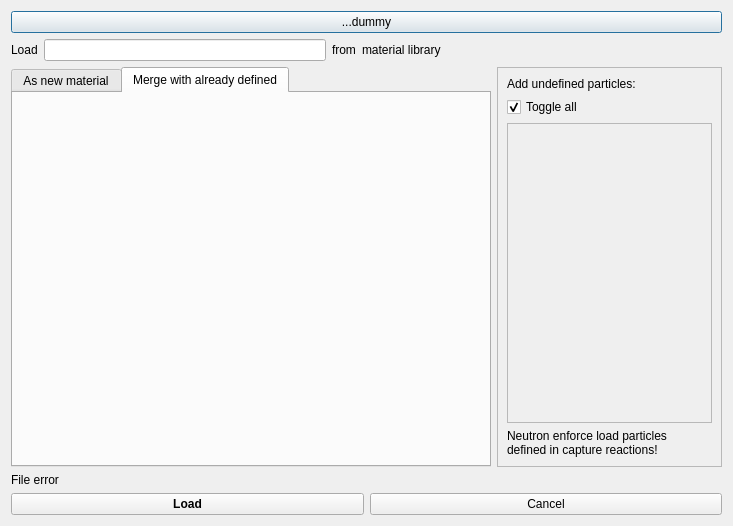
The window that src/gui/DAWindowTools/amaterialloaderdialog.ui (andrmor/ANTS2) describes before a commit, drawn with Qt 5.
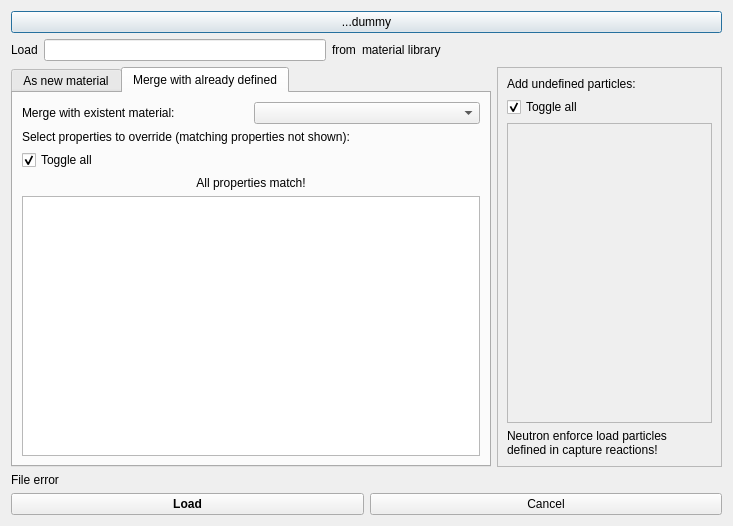
The same window after the commit. The open tabs and pages were chosen to show the change.

What changed in the file:
```diff
--- a/src/gui/DAWindowTools/amaterialloaderdialog.ui
+++ b/src/gui/DAWindowTools/amaterialloaderdialog.ui
@@ -156,6 +156,59 @@
         <attribute name="title">
          <string>Merge with already defined</string>
         </attribute>
+        <layout class="QVBoxLayout" name="verticalLayout_4">
+         <item>
+          <layout class="QHBoxLayout" name="horizontalLayout_5">
+           <item>
+            <widget class="QLabel" name="label_6">
+             <property name="text">
+              <string>Merge with existent material:</string>
+             </property>
+            </widget>
+           </item>
+           <item>
+            <widget class="QComboBox" name="cobMaterial">
+             <property name="font">
+              <font>
+               <weight>75</weight>
+               <bold>true</bold>
+              </font>
+             </property>
+            </widget>
+           </item>
+          </layout>
+         </item>
+         <item>
+          <widget class="QLabel" name="labSelectProp">
+           <property name="text">
+            <string>Select properties to override (matching properties not shown):</string>
+           </property>
+          </widget>
+         </item>
+         <item>
+          <widget class="QCheckBox" name="cbToggleAllProps">
+           <property name="text">
+            <string>Toggle all</string>
+           </property>
+           <property name="checked">
+            <bool>true</bool>
+           </property>
+          </widget>
+         </item>
+         <item>
+          <widget class="QLabel" name="labAllMatch">
+           <property name="text">
+            <string>All properties match!</string>
+           </property>
+           <property name="alignment">
+            <set>Qt::AlignCenter</set>
+           </property>
+          </widget>
+         </item>
+         <item>
+          <widget class="QListWidget" name="lwProps"/>
+         </item>
+        </layout>
        </widget>
       </widget>
      </item>
```
Left out of the diff: 18 changed lines with no effect on the pictures.
